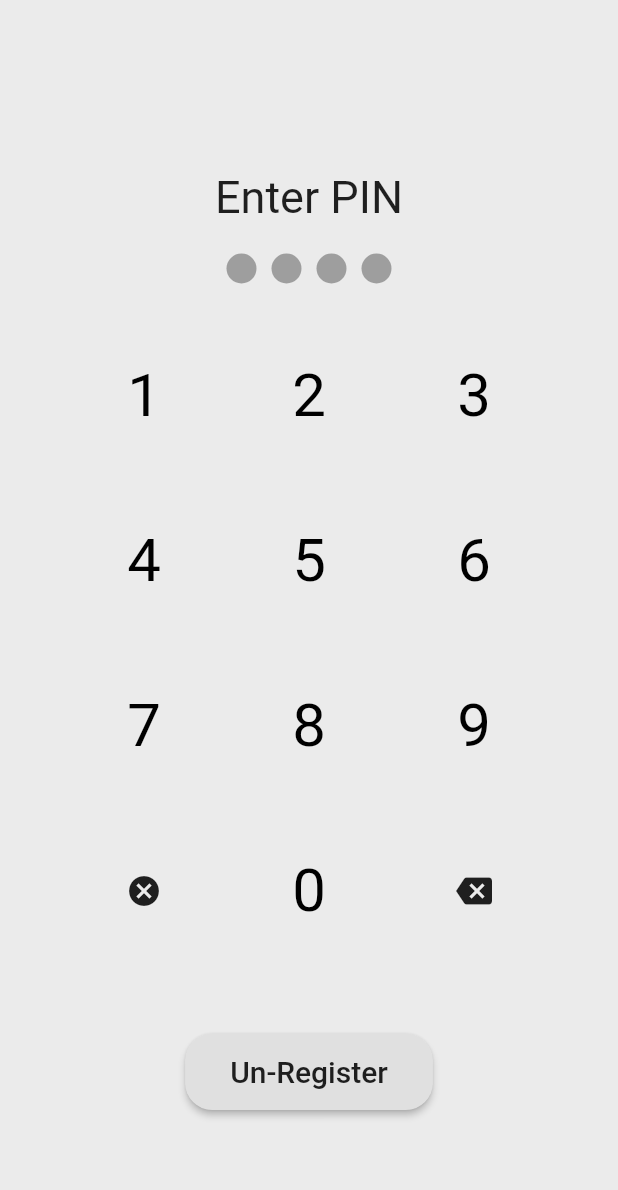
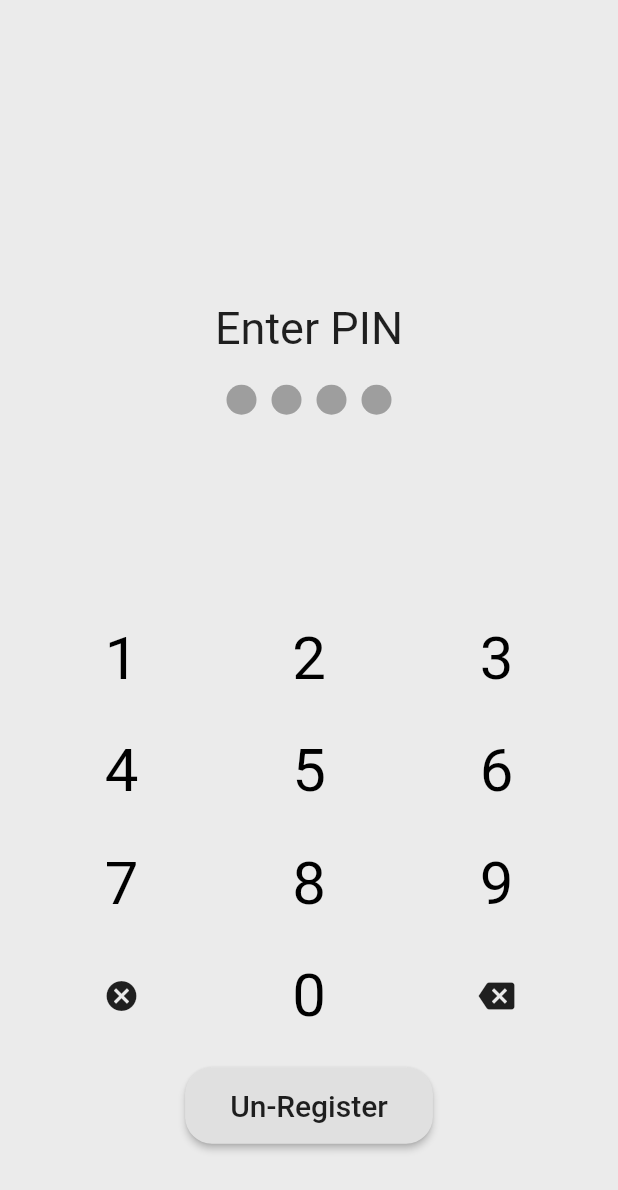
Before and after one commit to samuelobe/ehi_drive, a Flutter app: the PinScreen screen opened directly, on a phone screen of 412 x 824 dp. Shown: the top 1190 px of the screen. Run offline on Flutter 3.47's test engine with Material 2 defaults, Android fonts, the phone set to English and light mode, and no system bars; our stand-ins replace bloc, device_info, flushbar, flutter_bloc, pinput, shared_preferences and 1 more; missing offline and left inert: receive_sharing_intent; accounts and stored records are empty; network calls fail.

Commit message:
Some lil changes doe ngl

```diff
--- a/lib/screens/pin_screen.dart
+++ b/lib/screens/pin_screen.dart
@@ -31,7 +31,7 @@ class PinScreenState extends State<PinScreen> {
                     crossAxisAlignment: CrossAxisAlignment.center,
                     children: <Widget>[
                       SizedBox(
-                        height: 40,
+                        height: 150,
                       ),
                       Text(
                         "Enter PIN",
@@ -44,9 +44,9 @@ class PinScreenState extends State<PinScreen> {
                         numActive: state.length,
                       ),
                       // Text(state),
-                      SizedBox(height: 20),
+                      SizedBox(height: 125),
                       Pin(),
-                      SizedBox(height: 40),
+                      SizedBox(height: 10),
                       Row(
                         mainAxisAlignment: MainAxisAlignment.spaceEvenly,
                         children: <Widget>[
--- a/lib/services/auth.dart
+++ b/lib/services/auth.dart
@@ -44,7 +44,7 @@ class Auth {
       flushbarPosition: FlushbarPosition.TOP,
       message: message,
       isDismissible: true,
-      duration: Duration(seconds: 3),
+      duration: Duration(seconds: 2),
       //animationDuration: Duration(milliseconds: 100),
     )..show(context);
   }
--- a/lib/widgets/pin/pin_button.dart
+++ b/lib/widgets/pin/pin_button.dart
@@ -27,8 +27,8 @@ class PinButton extends StatelessWidget {
             ),
           ),
           Container(
-            height: 110,
-            width: 110,
+            height: 75,
+            width: 125,
           )
         ],
       ),
--- a/lib/widgets/pin/pin_icon_button.dart
+++ b/lib/widgets/pin/pin_icon_button.dart
@@ -19,8 +19,8 @@ class PinIconButton extends StatelessWidget {
             children: [
               Container(child: icon),
               Container(
-                height: 110,
-                width: 110,
+                height: 75,
+                width: 125,
               )
             ],
           ),
```
Also changed, not shown: lib/screens/menu_screen.dart (+7 -5 lines), 1 other file.
